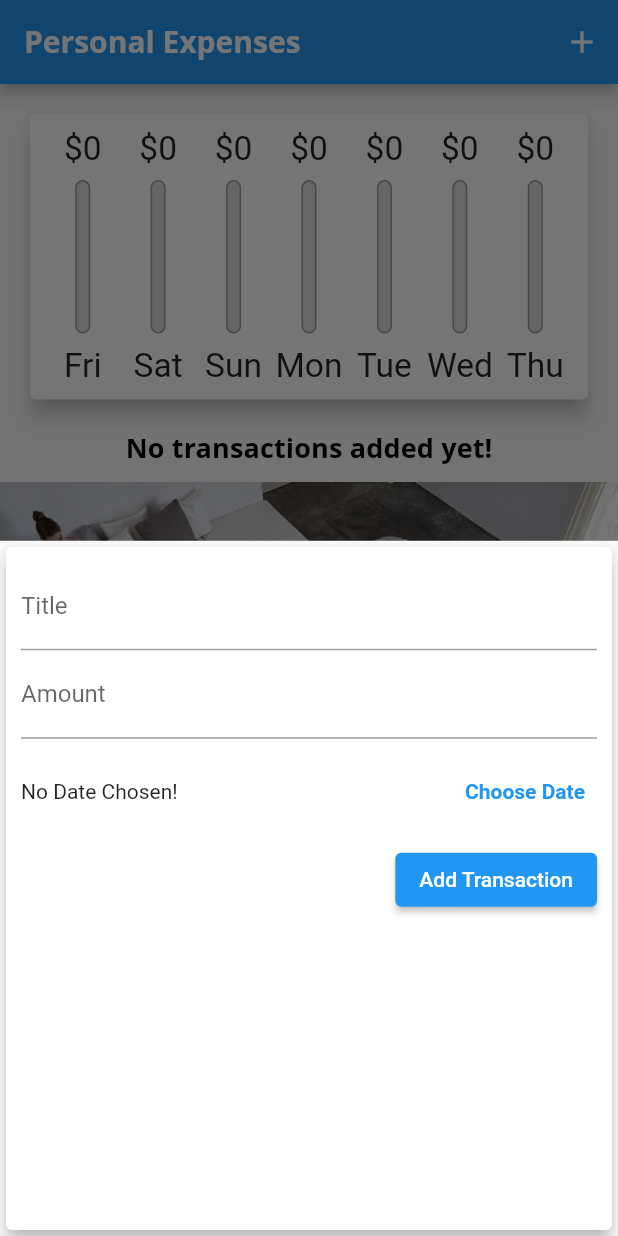
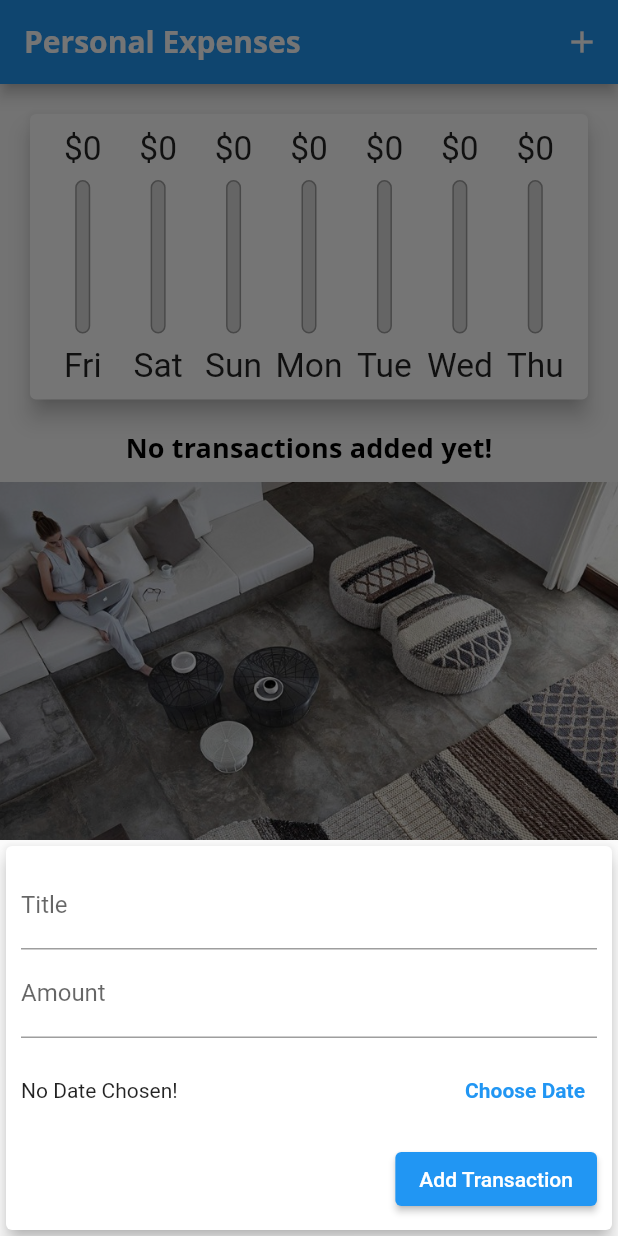
Before and after one commit to faithcredit/flutter_guide, a Flutter app: the screen it shows after launch, after a tap on the "add" icon, on a phone screen of 412 x 824 dp. Run offline on Flutter 3.47's test engine with Material 2 defaults, Android fonts, the phone set to English and light mode, and no system bars.

Commit message:
Respecting the softkeyboard insets

```diff
--- a/lib/widgets/new_transaction.dart
+++ b/lib/widgets/new_transaction.dart
@@ -55,10 +55,16 @@ class _NewTransactionState extends State<NewTransaction> {
 
   @override
   Widget build(BuildContext context) {
-    return Card(
+    return SingleChildScrollView(
+      child: Card(
         elevation: 5,
         child: Container(
-        padding: EdgeInsets.all(10),
+          padding: EdgeInsets.only(
+            top: 10,
+            left: 10,
+            right: 10,
+            bottom: MediaQuery.of(context).viewInsets.bottom + 10,
+          ),
           child: Column(
             crossAxisAlignment: CrossAxisAlignment.end,
             children: [
@@ -108,6 +114,7 @@ class _NewTransactionState extends State<NewTransaction> {
             ],
           ),
         ),
+      ),
     );
   }
 }
```
Lines whose indentation alone changed are shown as unchanged.
